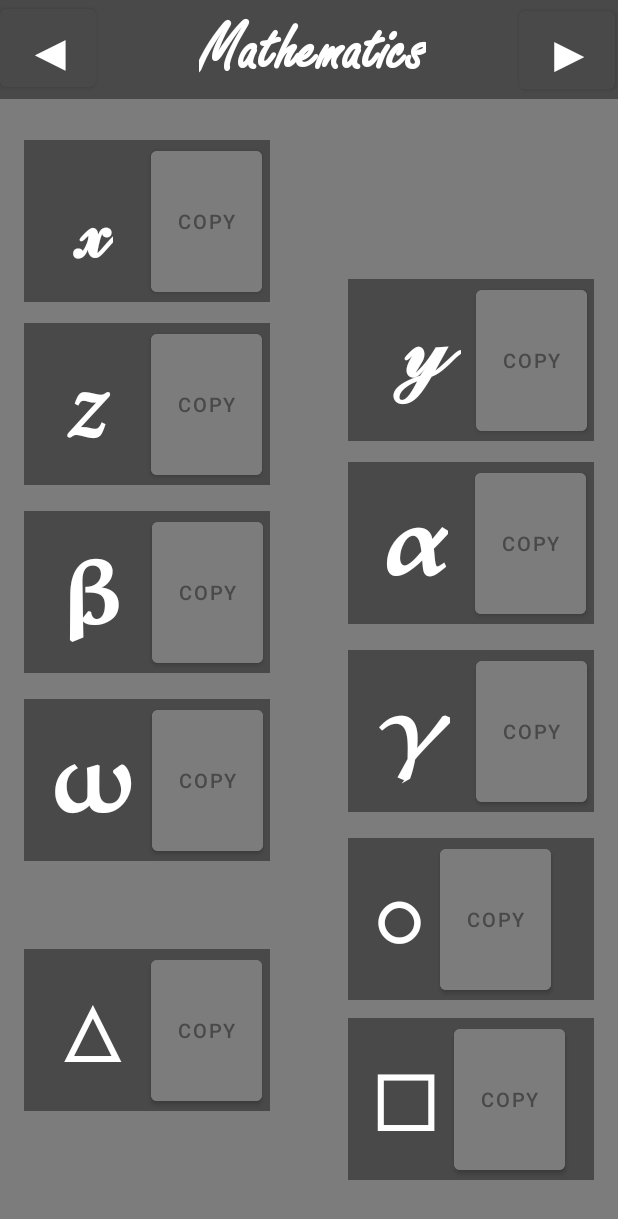
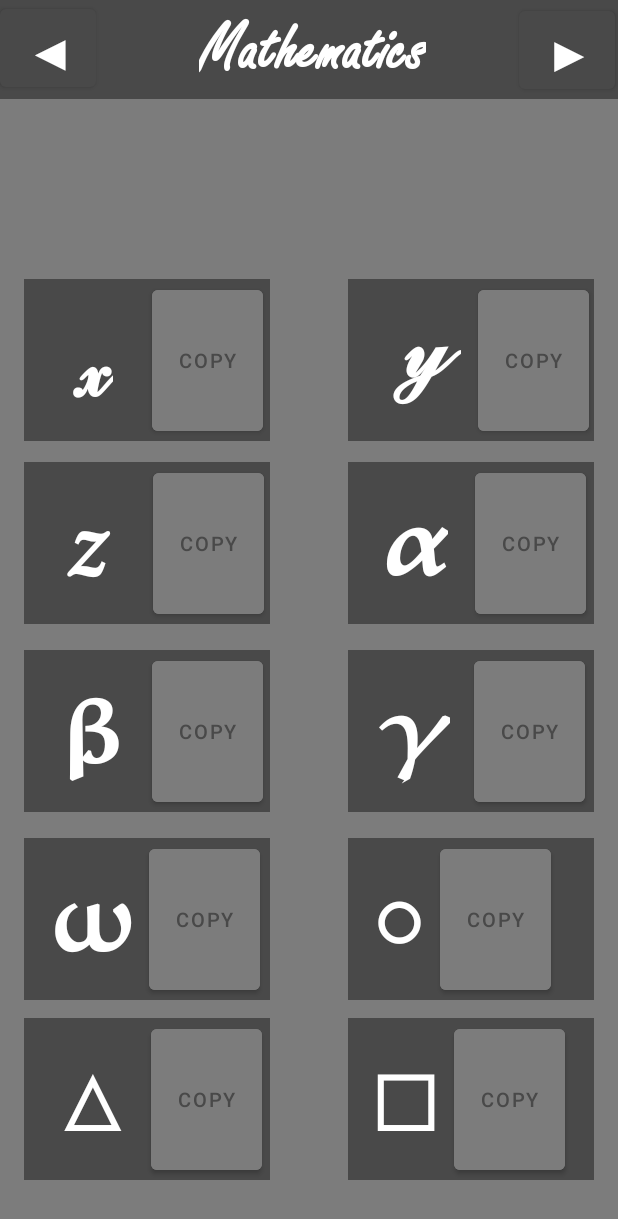
Before and after one commit to lhwdev2008/Unicopy, an Android app: the CopyActivity2 screen opened directly, with no data from a screen before it, on a phone screen of 412 x 824 dp. Shown: the top 1219 px of the screen. Run offline under Robolectric (Android 15) with nearby library versions, the phone set to English and light mode, and no system bars.

Commit message:
UniCopy Debug Commit 20211027

```diff
--- a/app/src/main/java/me/jacoblim/unicopy/CopyActivity.java
+++ b/app/src/main/java/me/jacoblim/unicopy/CopyActivity.java
@@ -26,6 +26,8 @@ public class CopyActivity extends AppCompatActivity {
                 Intent intent = new Intent(CopyActivity.this, CopyActivity5.class);
                 startActivity(intent);
                 finish();
+
+                overridePendingTransition(0, 0);
             }
         });
 
@@ -36,6 +38,8 @@ public class CopyActivity extends AppCompatActivity {
                 Intent intent = new Intent(CopyActivity.this, CopyActivity2.class);
                 startActivity(intent);
                 finish();
+
+                overridePendingTransition(0, 0);
             }
         });
 
--- a/app/src/main/java/me/jacoblim/unicopy/CopyActivity2.java
+++ b/app/src/main/java/me/jacoblim/unicopy/CopyActivity2.java
@@ -26,6 +26,8 @@ public class CopyActivity2 extends AppCompatActivity {
                 Intent intent = new Intent(CopyActivity2.this, CopyActivity.class);
                 startActivity(intent);
                 finish();
+
+                overridePendingTransition(0, 0);
             }
         });
 
@@ -36,6 +38,8 @@ public class CopyActivity2 extends AppCompatActivity {
                 Intent intent = new Intent(CopyActivity2.this, CopyActivity3.class);
                 startActivity(intent);
                 finish();
+
+                overridePendingTransition(0, 0);
             }
         });
 
--- a/app/src/main/java/me/jacoblim/unicopy/CopyActivity3.java
+++ b/app/src/main/java/me/jacoblim/unicopy/CopyActivity3.java
@@ -26,6 +26,8 @@ public class CopyActivity3 extends AppCompatActivity {
                 Intent intent = new Intent(CopyActivity3.this, CopyActivity2.class);
                 startActivity(intent);
                 finish();
+
+                overridePendingTransition(0, 0);
             }
         });
 
@@ -36,6 +38,8 @@ public class CopyActivity3 extends AppCompatActivity {
                 Intent intent = new Intent(CopyActivity3.this, CopyActivity4.class);
                 startActivity(intent);
                 finish();
+
+                overridePendingTransition(0, 0);
             }
         });
 
--- a/app/src/main/java/me/jacoblim/unicopy/CopyActivity4.java
+++ b/app/src/main/java/me/jacoblim/unicopy/CopyActivity4.java
@@ -28,6 +28,8 @@ public class CopyActivity4 extends AppCompatActivity {
                 Intent intent = new Intent(CopyActivity4.this, CopyActivity3.class);
                 startActivity(intent);
                 finish();
+
+                overridePendingTransition(0, 0);
             }
         });
 
@@ -38,6 +40,8 @@ public class CopyActivity4 extends AppCompatActivity {
                 Intent intent = new Intent(CopyActivity4.this, CopyActivity5.class);
                 startActivity(intent);
                 finish();
+
+                overridePendingTransition(0, 0);
             }
         });
 
--- a/app/src/main/java/me/jacoblim/unicopy/CopyActivity5.java
+++ b/app/src/main/java/me/jacoblim/unicopy/CopyActivity5.java
@@ -26,6 +26,8 @@ public class CopyActivity5 extends AppCompatActivity {
                 Intent intent = new Intent(CopyActivity5.this, CopyActivity4.class);
                 startActivity(intent);
                 finish();
+
+                overridePendingTransition(0, 0);
             }
         });
 
@@ -36,6 +38,8 @@ public class CopyActivity5 extends AppCompatActivity {
                 Intent intent = new Intent(CopyActivity5.this, CopyActivity.class);
                 startActivity(intent);
                 finish();
+
+                overridePendingTransition(0, 0);
             }
         });
 
--- a/app/src/main/res/layout/activity_copy.xml
+++ b/app/src/main/res/layout/activity_copy.xml
@@ -11,9 +11,7 @@
         android:id="@+id/TopBar"
         android:layout_width="413dp"
         android:layout_height="66dp"
-        android:layout_marginBottom="27dp"
         android:background="#494949"
-        app:layout_constraintBottom_toTopOf="@+id/category1"
         app:layout_constraintEnd_toEndOf="parent"
         app:layout_constraintStart_toStartOf="parent"
         app:layout_constraintTop_toTopOf="parent">
--- a/app/src/main/res/layout/activity_copy2.xml
+++ b/app/src/main/res/layout/activity_copy2.xml
@@ -13,7 +13,6 @@
         android:layout_height="66dp"
         android:layout_marginBottom="27dp"
         android:background="#494949"
-        app:layout_constraintBottom_toTopOf="@+id/category1"
         app:layout_constraintEnd_toEndOf="parent"
         app:layout_constraintStart_toStartOf="parent"
         app:layout_constraintTop_toTopOf="parent">
@@ -102,7 +101,7 @@
             android:id="@+id/btCategory1"
             android:layout_width="74dp"
             android:layout_height="106dp"
-            android:layout_marginStart="25dp"
+            android:layout_marginStart="26dp"
             android:layout_marginTop="1dp"
             android:backgroundTint="#7C7C7C"
             android:text="Copy"
@@ -146,7 +145,7 @@
             android:id="@+id/btCategory2"
             android:layout_width="74dp"
             android:layout_height="106dp"
-            android:layout_marginStart="10dp"
+            android:layout_marginStart="11dp"
             android:layout_marginTop="1dp"
             android:backgroundTint="#7C7C7C"
             android:text="Copy"
@@ -188,7 +187,7 @@
             android:id="@+id/btCategory3"
             android:layout_width="74dp"
             android:layout_height="106dp"
-            android:layout_marginStart="22dp"
+            android:layout_marginStart="23dp"
             android:layout_marginTop="1dp"
             android:backgroundTint="#7C7C7C"
             android:text="Copy"
@@ -311,7 +310,7 @@
             android:id="@+id/btCategory6"
             android:layout_width="74dp"
             android:layout_height="106dp"
-            android:layout_marginStart="17dp"
+            android:layout_marginStart="16dp"
             android:layout_marginTop="1dp"
             android:backgroundTint="#7C7C7C"
             android:text="Copy"
@@ -352,7 +351,7 @@
             android:id="@+id/btCategory7"
             android:layout_width="74dp"
             android:layout_height="106dp"
-            android:layout_marginStart="12dp"
+            android:layout_marginStart="10dp"
             android:layout_marginTop="1dp"
             android:backgroundTint="#7C7C7C"
             android:text="Copy"
--- a/app/src/main/res/layout/activity_copy3.xml
+++ b/app/src/main/res/layout/activity_copy3.xml
@@ -13,7 +13,6 @@
         android:layout_height="66dp"
         android:layout_marginBottom="27dp"
         android:background="#494949"
-        app:layout_constraintBottom_toTopOf="@+id/category1"
         app:layout_constraintEnd_toEndOf="parent"
         app:layout_constraintStart_toStartOf="parent"
         app:layout_constraintTop_toTopOf="parent">
--- a/app/src/main/res/layout/activity_copy4.xml
+++ b/app/src/main/res/layout/activity_copy4.xml
@@ -13,7 +13,6 @@
         android:layout_height="66dp"
         android:layout_marginBottom="27dp"
         android:background="#494949"
-        app:layout_constraintBottom_toTopOf="@+id/category1"
         app:layout_constraintEnd_toEndOf="parent"
         app:layout_constraintStart_toStartOf="parent"
         app:layout_constraintTop_toTopOf="parent">
--- a/app/src/main/res/layout/activity_copy5.xml
+++ b/app/src/main/res/layout/activity_copy5.xml
@@ -13,7 +13,6 @@
         android:layout_height="66dp"
         android:layout_marginBottom="27dp"
         android:background="#494949"
-        app:layout_constraintBottom_toTopOf="@+id/category1"
         app:layout_constraintEnd_toEndOf="parent"
         app:layout_constraintStart_toStartOf="parent"
         app:layout_constraintTop_toTopOf="parent">
```
